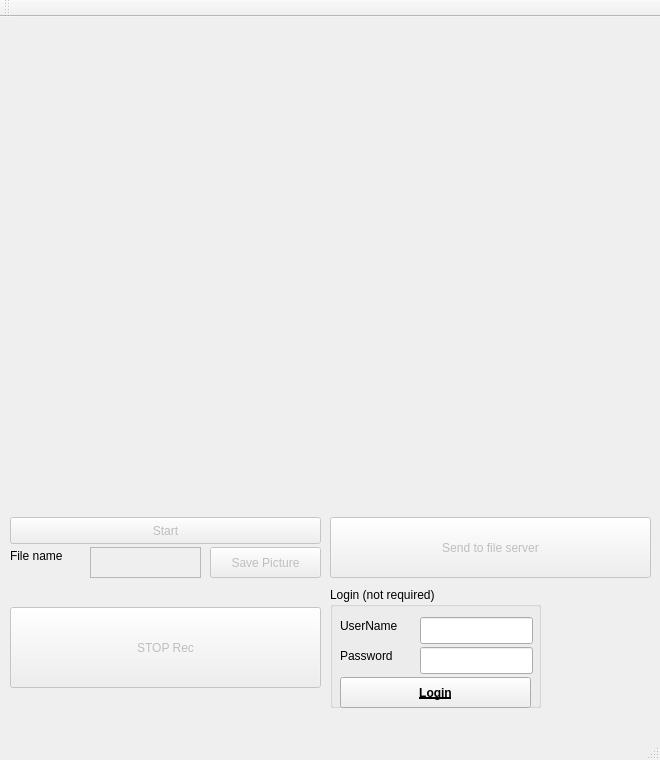
Old version of the form mainwindow.ui in the repository frank71726/uvc_v4l2_http_ffmpeg_QtVersion.
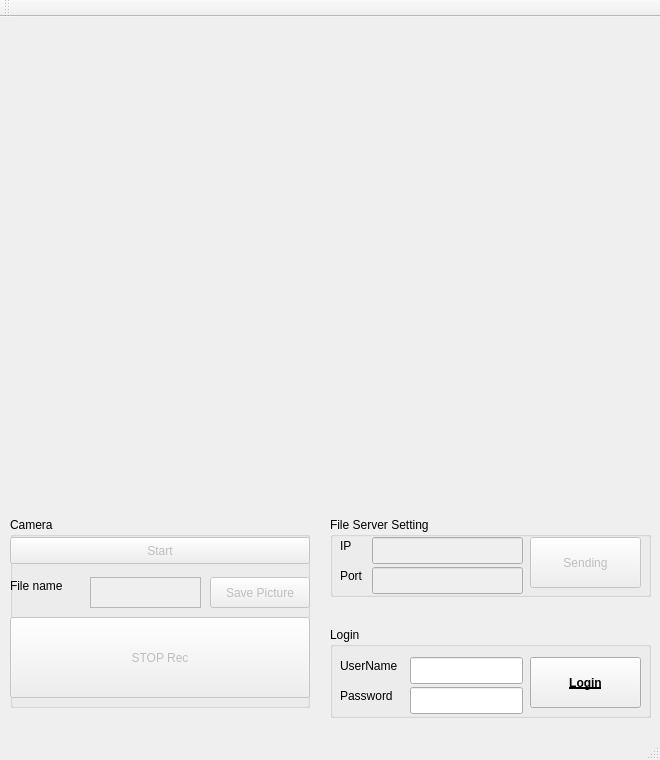
New version of the form.

Commit message: frank - adding draw line at MainWindow

Diff of the .ui file:
```diff
--- a/mainwindow.ui
+++ b/mainwindow.ui
@@ -20,8 +20,8 @@
     </property>
     <property name="geometry">
      <rect>
-      <x>5</x>
-      <y>5</y>
+      <x>0</x>
+      <y>0</y>
       <width>640</width>
       <height>480</height>
      </rect>
@@ -30,86 +30,6 @@
      <string/>
     </property>
    </widget>
-   <widget class="QPushButton" name="PlayBut">
-    <property name="enabled">
-     <bool>false</bool>
-    </property>
-    <property name="geometry">
-     <rect>
-      <x>10</x>
-      <y>500</y>
-      <width>311</width>
-      <height>27</height>
-     </rect>
-    </property>
-    <property name="text">
-     <string>Start</string>
-    </property>
-   </widget>
-   <widget class="QTextEdit" name="NameEdit">
-    <property name="enabled">
-     <bool>false</bool>
-    </property>
-    <property name="geometry">
-     <rect>
-      <x>90</x>
-      <y>530</y>
-      <width>111</width>
-      <height>31</height>
-     </rect>
-    </property>
-   </widget>
-   <widget class="QLabel" name="label_2">
-    <property name="geometry">
-     <rect>
-      <x>10</x>
-      <y>530</y>
-      <width>81</width>
-      <height>17</height>
-     </rect>
-    </property>
-    <property name="text">
-     <string>File name</string>
-    </property>
-   </widget>
-   <widget class="QPushButton" name="SavePic">
-    <property name="enabled">
-     <bool>false</bool>
-    </property>
-    <property name="geometry">
-     <rect>
-      <x>210</x>
-      <y>530</y>
-      <width>111</width>
-      <height>31</height>
-     </rect>
-    </property>
-    <property name="text">
-     <string>Save Picture</string>
-    </property>
-   </widget>
-   <widget class="QPushButton" name="actionRecord">
-    <property name="enabled">
-     <bool>false</bool>
-    </property>
-    <property name="geometry">
-     <rect>
-      <x>10</x>
-      <y>590</y>
-      <width>311</width>
-      <height>81</height>
-     </rect>
-    </property>
-    <property name="text">
-     <string>STOP Rec</string>
-    </property>
-    <property name="iconSize">
-     <size>
-      <width>32</width>
-      <height>32</height>
-     </size>
-    </property>
-   </widget>
    <widget class="QLabel" name="label_3">
     <property name="enabled">
      <bool>true</bool>
@@ -126,33 +46,17 @@
      <string/>
     </property>
    </widget>
-   <widget class="QPushButton" name="FileSend">
-    <property name="enabled">
-     <bool>false</bool>
-    </property>
+   <widget class="QGroupBox" name="loginout">
     <property name="geometry">
      <rect>
       <x>330</x>
-      <y>500</y>
+      <y>610</y>
       <width>321</width>
-      <height>61</height>
-     </rect>
-    </property>
-    <property name="text">
-     <string>Send to file server</string>
-    </property>
-   </widget>
-   <widget class="QGroupBox" name="groupBox">
-    <property name="geometry">
-     <rect>
-      <x>330</x>
-      <y>570</y>
-      <width>211</width>
-      <height>121</height>
+      <height>91</height>
      </rect>
     </property>
     <property name="title">
-     <string>Login (not required)</string>
+     <string>Login</string>
     </property>
     <property name="checkable">
      <bool>false</bool>
@@ -186,7 +90,7 @@
     <widget class="QLineEdit" name="usr">
      <property name="geometry">
       <rect>
-       <x>90</x>
+       <x>80</x>
        <y>30</y>
        <width>113</width>
        <height>27</height>
@@ -196,7 +100,7 @@
     <widget class="QLineEdit" name="pw">
      <property name="geometry">
       <rect>
-       <x>90</x>
+       <x>80</x>
        <y>60</y>
        <width>113</width>
        <height>27</height>
@@ -212,10 +116,10 @@
     <widget class="QPushButton" name="login">
      <property name="geometry">
       <rect>
-       <x>10</x>
-       <y>90</y>
-       <width>191</width>
-       <height>31</height>
+       <x>200</x>
+       <y>30</y>
+       <width>111</width>
+       <height>51</height>
       </rect>
      </property>
      <property name="font">
@@ -230,6 +134,180 @@
      </property>
     </widget>
    </widget>
+   <widget class="QGroupBox" name="fservergroup">
+    <property name="geometry">
+     <rect>
+      <x>330</x>
+      <y>500</y>
+      <width>321</width>
+      <height>80</height>
+     </rect>
+    </property>
+    <property name="title">
+     <string>File Server Setting</string>
+    </property>
+    <widget class="QPushButton" name="FileSend">
+     <property name="enabled">
+      <bool>false</bool>
+     </property>
+     <property name="geometry">
+      <rect>
+       <x>200</x>
+       <y>20</y>
+       <width>111</width>
+       <height>51</height>
+      </rect>
+     </property>
+     <property name="text">
+      <string>Sending</string>
+     </property>
+    </widget>
+    <widget class="QLineEdit" name="ip_addr">
+     <property name="enabled">
+      <bool>false</bool>
+     </property>
+     <property name="geometry">
+      <rect>
+       <x>42</x>
+       <y>20</y>
+       <width>151</width>
+       <height>27</height>
+      </rect>
+     </property>
+    </widget>
+    <widget class="QLineEdit" name="ip_port">
+     <property name="enabled">
+      <bool>false</bool>
+     </property>
+     <property name="geometry">
+      <rect>
+       <x>42</x>
+       <y>50</y>
+       <width>151</width>
+       <height>27</height>
+      </rect>
+     </property>
+    </widget>
+    <widget class="QLabel" name="label_6">
+     <property name="geometry">
+      <rect>
+       <x>10</x>
+       <y>20</y>
+       <width>31</width>
+       <height>17</height>
+      </rect>
+     </property>
+     <property name="text">
+      <string>IP</string>
+     </property>
+    </widget>
+    <widget class="QLabel" name="label_7">
+     <property name="geometry">
+      <rect>
+       <x>10</x>
+       <y>50</y>
+       <width>41</width>
+       <height>17</height>
+      </rect>
+     </property>
+     <property name="text">
+      <string>Port</string>
+     </property>
+    </widget>
+   </widget>
+   <widget class="QGroupBox" name="camera">
+    <property name="geometry">
+     <rect>
+      <x>10</x>
+      <y>500</y>
+      <width>300</width>
+      <height>191</height>
+     </rect>
+    </property>
+    <property name="title">
+     <string>Camera</string>
+    </property>
+    <widget class="QPushButton" name="PlayBut">
+     <property name="enabled">
+      <bool>false</bool>
+     </property>
+     <property name="geometry">
+      <rect>
+       <x>0</x>
+       <y>20</y>
+       <width>300</width>
+       <height>27</height>
+      </rect>
+     </property>
+     <property name="text">
+      <string>Start</string>
+     </property>
+    </widget>
+    <widget class="QPushButton" name="actionRecord">
+     <property name="enabled">
+      <bool>false</bool>
+     </property>
+     <property name="geometry">
+      <rect>
+       <x>0</x>
+       <y>100</y>
+       <width>300</width>
+       <height>81</height>
+      </rect>
+     </property>
+     <property name="text">
+      <string>STOP Rec</string>
+     </property>
+     <property name="iconSize">
+      <size>
+       <width>32</width>
+       <height>32</height>
+      </size>
+     </property>
+    </widget>
+    <widget class="QTextEdit" name="NameEdit">
+     <property name="enabled">
+      <bool>false</bool>
+     </property>
+     <property name="geometry">
+      <rect>
+       <x>80</x>
+       <y>60</y>
+       <width>111</width>
+       <height>31</height>
+      </rect>
+     </property>
+    </widget>
+    <widget class="QPushButton" name="SavePic">
+     <property name="enabled">
+      <bool>false</bool>
+     </property>
+     <property name="geometry">
+      <rect>
+       <x>200</x>
+       <y>60</y>
+       <width>100</width>
+       <height>31</height>
+      </rect>
+     </property>
+     <property name="text">
+      <string>Save Picture</string>
+     </property>
+    </widget>
+    <widget class="QLabel" name="label_2">
+     <property name="geometry">
+      <rect>
+       <x>0</x>
+       <y>60</y>
+       <width>81</width>
+       <height>17</height>
+      </rect>
+     </property>
+     <property name="text">
+      <string>File name</string>
+     </property>
+    </widget>
+   </widget>
   </widget>
   <widget class="QMenuBar" name="menuBar">
    <property name="geometry">
```
The commit also changes 9 other files.
